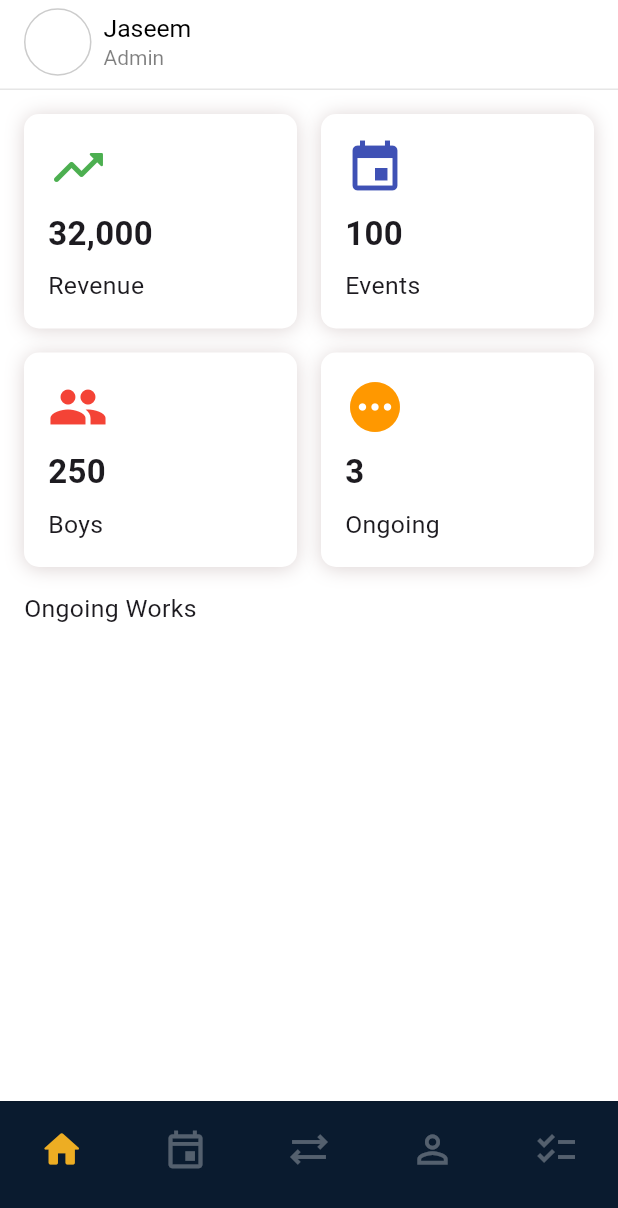
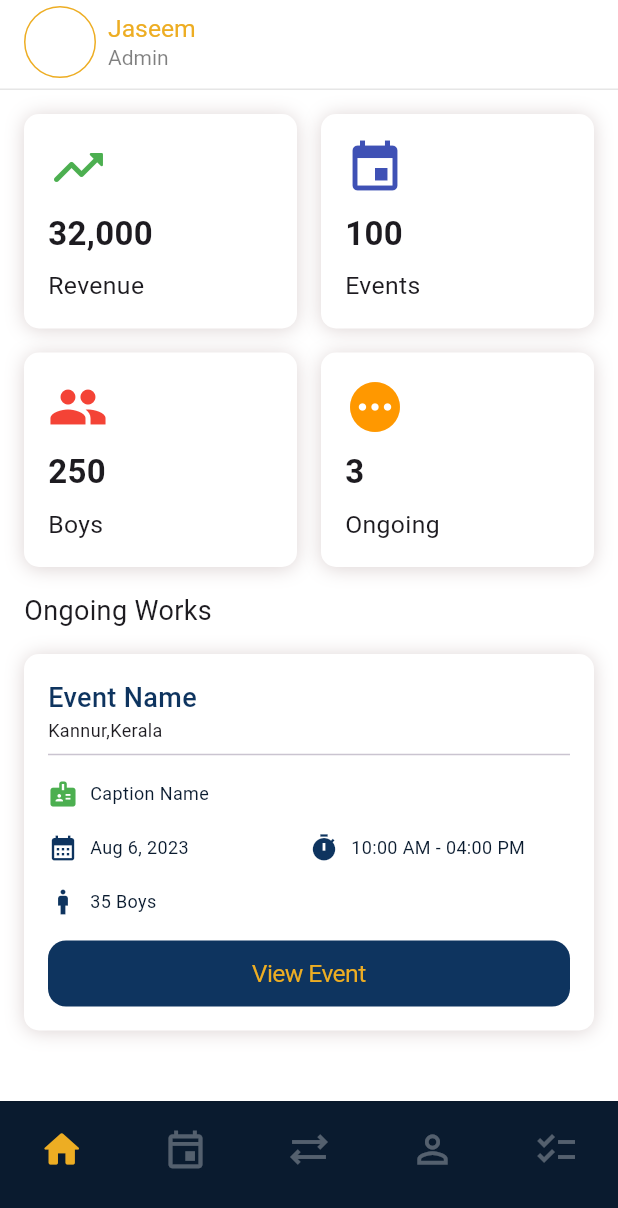
Before and after one commit to JASEEMCP/cateroe-admin, a Flutter app: the screen it shows after launch, on a phone screen of 412 x 824 dp. Shown: the top 1208 px of the screen. Run offline on Flutter 3.47's test engine with Material 3 defaults, Android fonts, the phone set to English and light mode, and no system bars; our stand-ins replace dio, flutter_bloc, flutter_secure_storage, freezed_annotation, gap, get_it and 4 more.

Commit message:
Add CustomEventCard widget and update theme colors

```diff
--- a/lib/presentation/home/home_screen.dart
+++ b/lib/presentation/home/home_screen.dart
@@ -1,3 +1,4 @@
+import 'package:app/presentation/widget/custom_event_card.dart';
 import 'package:app/presentation/widget/custom_home_card.dart';
 import 'package:app/resource/utils/common_lib.dart';
 
@@ -21,13 +22,13 @@ class ScreenHome extends StatelessWidget {
           spacing: inset.xs,
           children: [
             Container(
-              height: 45,
-              width: 45,
+              height: 48,
+              width: 48,
               decoration: BoxDecoration(
                 shape: BoxShape.circle,
                 color: context.theme.kWhite,
                 border: Border.all(
-                  color: context.theme.kBlack.withValues(alpha: 0.2),
+                  color: context.theme.kPrimaryGold!,
                 ),
               ),
               //child: Icon(Icons.account_circle),
@@ -37,7 +38,7 @@ class ScreenHome extends StatelessWidget {
               children: [
                 CustomText(
                   txt: 'Jaseem',
-                  color: context.theme.kBlack,
+                  color: context.theme.kPrimaryGold,
                 ),
                 CustomText(
                   txt: 'Admin',
@@ -95,7 +96,9 @@ class ScreenHome extends StatelessWidget {
             CustomText(
               txt: 'Ongoing Works',
               fontWeight: FontWeight.normal,
+              fontSize: 18,
             ),
+            CustomEventCard(),
           ],
         ),
       ),
--- /dev/null
+++ b/lib/presentation/widget/custom_event_card.dart
@@ -0,0 +1,133 @@
+import 'package:app/presentation/widget/custom_button.dart';
+import 'package:app/resource/utils/common_lib.dart';
+
+class CustomEventCard extends StatelessWidget {
+  const CustomEventCard({
+    super.key,
+  });
+
+  @override
+  Widget build(BuildContext context) {
+    final inset = $style.insets;
+    return Container(
+      //height: 100,
+      width: context.mq.width,
+      padding: EdgeInsets.all(inset.sm),
+      decoration: BoxDecoration(
+        color: context.theme.kWhite,
+        borderRadius: BorderRadius.circular(10),
+        boxShadow: [
+          BoxShadow(
+            color: const Color.fromARGB(255, 221, 212, 212),
+            spreadRadius: 0,
+            blurRadius: 10,
+            offset: Offset(0, 1),
+          ),
+        ],
+      ),
+      child: Column(
+        crossAxisAlignment: CrossAxisAlignment.start,
+        children: [
+          Row(
+            //crossAxisAlignment: CrossAxisAlignment.start,
+            spacing: inset.xs,
+            children: [
+              // Icon(
+              //   Icons.event_note,
+              //   color: Colors.indigo,
+              //   size: 28,
+              // ),
+              Column(
+                crossAxisAlignment: CrossAxisAlignment.start,
+                children: [
+                  CustomText(
+                    txt: 'Event Name',
+                    fontWeight: FontWeight.w500,
+                    color: context.theme.kSecondaryLight,
+                    fontSize: 18,
+                  ),
+                  CustomText(
+                    txt: 'Kannur,Kerala',
+                    fontWeight: FontWeight.normal,
+                    fontSize: 12,
+                  ),
+                ],
+              ),
+            ],
+          ),
+          Divider(),
+          Gap(inset.xs),
+          _buildIconText(
+            context,
+            icon: Icons.badge,
+            txt: 'Caption Name',
+            color: Colors.green,
+          ),
+          Gap(inset.sm),
+          Row(
+            children: [
+              Expanded(
+                child: _buildIconText(
+                  context,
+                  icon: Icons.calendar_month,
+                  txt: 'Aug 6, 2023',
+                ),
+              ),
+              Expanded(
+                child: _buildIconText(
+                  context,
+                  icon: Icons.timer,
+                  txt: '10:00 AM - 04:00 PM',
+                ),
+              ),
+            ],
+          ),
+
+          Gap(inset.sm),
+          Row(
+            children: [
+              Expanded(
+                child: _buildIconText(
+                  context,
+                  icon: Icons.man,
+                  txt: '35 Boys',
+                ),
+              ),
+            ],
+          ),
+          Gap(inset.sm),
+          CustomButton(
+            text: 'View Event',
+            textColor: context.theme.kPrimaryGold,
+            bgColor: context.theme.kSecondaryLight,
+            onTap: () {},
+          ),
+        ],
+      ),
+    );
+  }
+
+  Row _buildIconText(
+    BuildContext context, {
+    required IconData icon,
+    required String txt,
+    Color? color,
+  }) {
+    final inset = $style.insets;
+    return Row(
+      spacing: inset.xs,
+      children: [
+        Icon(
+          icon,
+          color: color ?? context.theme.kSecondaryLight,
+          size: 20,
+        ),
+        CustomText(
+          txt: txt,
+          color: context.theme.kSecondary,
+          fontSize: 12,
+        ),
+      ],
+    );
+  }
+}
--- a/lib/styles/colors.dart
+++ b/lib/styles/colors.dart
@@ -3,6 +3,7 @@ import 'package:flutter/material.dart';
 class AppColors {
   /// Light theme colors
   static Color kGold = const Color.fromARGB(255, 237, 173, 35);
+  static Color kGoldLight = const Color.fromRGBO(252, 243, 236, 1);
   static Color kSecondary = const Color.fromRGBO(10, 27, 47, 1);
   static Color kSecondaryLight = const Color.fromARGB(255, 14, 52, 95);
   static Color kWhite = Colors.white;
--- a/lib/styles/theme.dart
+++ b/lib/styles/theme.dart
@@ -12,6 +12,7 @@ class AppTheme {
 
   bool? isDark = false;
   Color? kPrimaryGold = AppColors.kGold;
+  Color? kPrimaryGoldLight = AppColors.kGoldLight;
   Color? kSecondary = AppColors.kSecondary;
   Color? kSecondaryLight = AppColors.kSecondaryLight;
   Color kBlack;
@@ -22,6 +23,7 @@ class AppTheme {
     this.isDark,
     this.kSecondary,
     this.kPrimaryGold,
+    this.kPrimaryGoldLight,
     this.kSecondaryLight,
     required this.kBlack,
     required this.kWhite,
@@ -38,6 +40,7 @@ class AppTheme {
           kPrimaryGold: AppColors.kGold,
           kBlack: AppColors.kBlack,
           kWhite: AppColors.kWhite,
+          kPrimaryGoldLight: AppColors.kGoldLight,
         );
 
       case ThemeType.dark:
```
